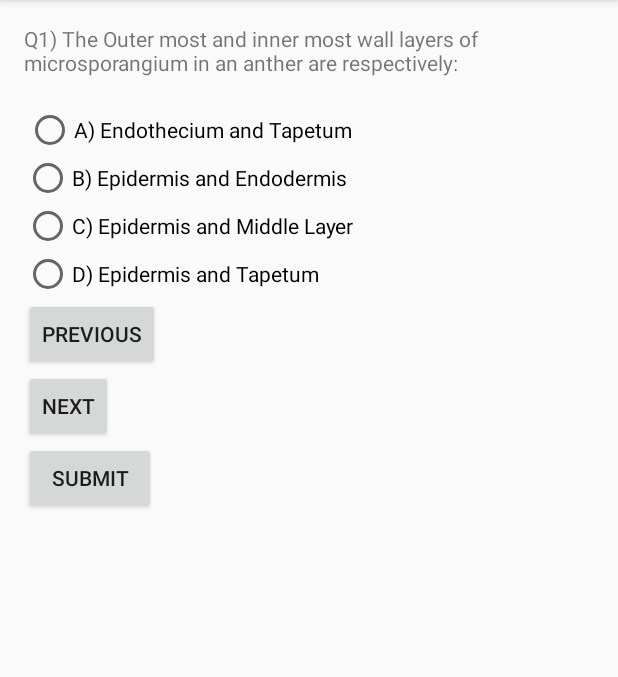
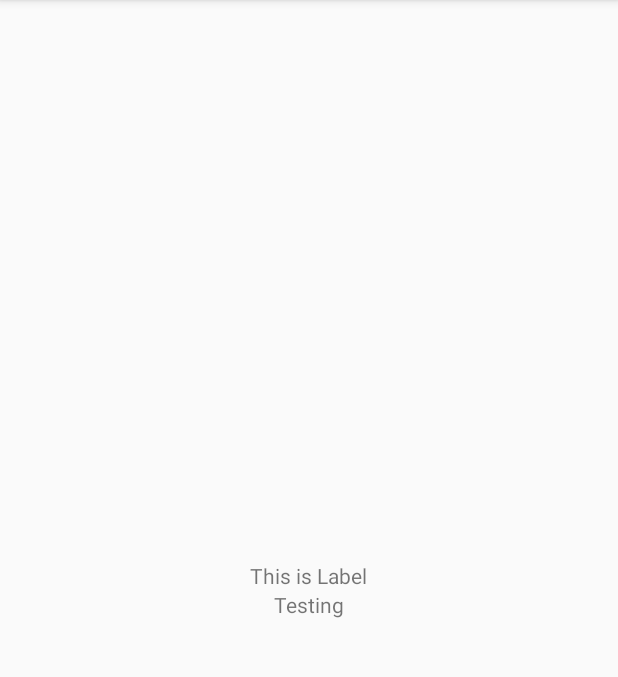
Before and after one commit to neeleshsharma/QuestionBank, an Android app: the screen it shows after launch (MainActivity before the commit, SubmitActivity after it), after a tap on "SUBMIT", on a phone screen of 412 x 824 dp, the part 84-761 px from its top. Run offline under Robolectric (Android 15) with nearby library versions, the phone set to English and light mode, and no system bars.

Commit message:
Third Commit: 8 Aug

```diff
--- a/app/src/main/AndroidManifest.xml
+++ b/app/src/main/AndroidManifest.xml
@@ -15,6 +15,7 @@
                 <category android:name="android.intent.category.LAUNCHER" />
             </intent-filter>
         </activity>
+        <activity android:name=".SubmitActivity"></activity>
     </application>
 
 </manifest>
--- a/app/src/main/java/com/ns/questionbank/DBHandler.java
+++ b/app/src/main/java/com/ns/questionbank/DBHandler.java
@@ -119,4 +119,5 @@ public class DBHandler extends SQLiteOpenHelper
         return questionbank;
     }
 
+
 }
--- a/app/src/main/java/com/ns/questionbank/MainActivity.java
+++ b/app/src/main/java/com/ns/questionbank/MainActivity.java
@@ -1,6 +1,7 @@
 package com.ns.questionbank;
 
 import android.content.DialogInterface;
+import android.content.Intent;
 import android.support.v7.app.AppCompatActivity;
 import android.os.Bundle;
 import android.util.Log;
@@ -16,7 +17,8 @@ import java.util.List;
 public class MainActivity extends AppCompatActivity implements View.OnClickListener{
 public int COUNT = 1;
     public int[] your_answer = new int[29];
-    public int MAXIMUM_QUESTIONS ;
+    public int[] correct_answer = new int[29];
+    public int MAXIMUM_QUESTIONS,final_score ;
     @Override
     protected void onCreate(Bundle savedInstanceState) {
         super.onCreate(savedInstanceState);
@@ -28,14 +30,7 @@ public int COUNT = 1;
         Button button_previous = (Button) findViewById(R.id.button_previous);
         Button button_submit = (Button) findViewById(R.id.button_submit);
         RadioGroup radiogroup = (RadioGroup)findViewById(R.id.radioGroup_question);
-        radiogroup.setOnCheckedChangeListener(new RadioGroup.OnCheckedChangeListener() {
-            @Override
-            public void onCheckedChanged(RadioGroup group, int checkedId) {
 
-
-
-            }
-        });
         button_next.setOnClickListener(this);
         button_previous.setOnClickListener(this);
         button_submit.setOnClickListener(this);
@@ -44,13 +39,13 @@ public int COUNT = 1;
 
         Log.d("Insert: ", "Inserting ..");
         db.addQuestionBank(new QuestionBank(1,2,
-                "Q1) The Outer most and inner most wall layers of microsporangium in an anther are respectively:",
-                "A) Endothecium and Tapetum",
-                "B) Epidermis and Endodermis",
-                "C) Epidermis and Middle Layer",
-                "D) Epidermis and Tapetum"));
+                "Q1)The Outer most and inner most wall layers of microsporangium in an anther are respectively:",
+                "A) Endothecium and Tapetum                  ",
+                "B) Epidermis and Endodermis                 ",
+                "C) Epidermis and Middle Layer               ",
+                "D) Epidermis and Tapetum                    "));
         db.addQuestionBank(new QuestionBank(2,2,
-                "Q2) During micosporogenesis meiosis occurs in :                                               ",
+                "Q2)During micosporogenesis meiosis occurs in :                                               ",
                 "A) Endothecium                        ",
                 "B) Microspore mother cell             ",
                 "C) Microspore tetrads                 ",
@@ -70,22 +65,26 @@ public int COUNT = 1;
         radioButton_option4.setText(questionbank.getOptionFour());
 
 
-        /* Commenting logic for getting all questions
+        // Commenting logic for getting all questions
         List<QuestionBank> questionBanks = db.getAllQuestion();
         for (QuestionBank questionBank : questionBanks) {
-            String log = "Number" + questionBank.getQuestionNumber() + questionBank.getQuestiontext()
+            String log = "Number" + questionBank.getQuestionNumber()
+                    +questionBank.getCorrectAnswer()
+                    + questionBank.getQuestiontext()
                     + questionBank.getOptionOne()
                     + questionBank.getOptionTwo()
                     + questionBank.getOptionThree()
                     + questionBank.getOptionFour();
             Log.d("Question", log);
-        } */
+        }
+
 
     }
 
     @Override
     public void onClick(View v) {
 
+        //submit_intent.putExtra("Ten");
 
         switch (v.getId()) {
                 case R.id.button_next:
@@ -94,7 +93,7 @@ public int COUNT = 1;
                     toast.show();
                     COUNT = COUNT +1;
                     if (COUNT >= MAXIMUM_QUESTIONS) COUNT = MAXIMUM_QUESTIONS;
-
+                    your_answer[COUNT] = GetAnswer(COUNT);
                     DisplayMCQ(COUNT);
                     break;
                 case R.id.button_previous:
@@ -104,7 +103,8 @@ public int COUNT = 1;
                     DisplayMCQ(COUNT);
                     break;
                 case R.id.button_submit:
-                    Log.d("Clicked Submit: ", "Clicked Submit");
+                    Intent submit_intent =  new Intent(this,SubmitActivity.class);
+                    startActivity(submit_intent);
                     break;
         }
     }
@@ -127,4 +127,19 @@ public int COUNT = 1;
         radioButton_option4.setText(questionbank.getOptionFour());
 
     }
+
+    public int GetAnswer(int question_number)
+    {
+       RadioGroup radiogroup_question = (RadioGroup)findViewById(R.id.radioGroup_question);
+       int selected_option = radiogroup_question.getCheckedRadioButtonId();
+        RadioButton radioButton = (RadioButton) findViewById(selected_option);
+        if (radioButton == (RadioButton)findViewById(R.id.radioButton_option1)) your_answer[question_number] = 1;
+        if (radioButton == (RadioButton)findViewById(R.id.radioButton_option2)) your_answer[question_number] = 2;
+        if (radioButton == (RadioButton)findViewById(R.id.radioButton_option3)) your_answer[question_number] = 3;
+        if (radioButton == (RadioButton)findViewById(R.id.radioButton_option4)) your_answer[question_number] = 4;
+
+        Toast toast = Toast.makeText(getApplicationContext(), "Your Option:" + String.valueOf(your_answer[question_number]), Toast.LENGTH_SHORT);
+        toast.show();
+        return your_answer[question_number];
+    }
 }
--- /dev/null
+++ b/app/src/main/java/com/ns/questionbank/SubmitActivity.java
@@ -0,0 +1,22 @@
+package com.ns.questionbank;
+
+import android.support.v7.app.AppCompatActivity;
+import android.os.Bundle;
+import android.view.ViewGroup;
+import android.widget.TextView;
+
+public class SubmitActivity extends AppCompatActivity {
+
+    @Override
+    protected void onCreate(Bundle savedInstanceState) {
+        super.onCreate(savedInstanceState);
+        setContentView(R.layout.activity_submit);
+
+        TextView textView_score = (TextView)findViewById(R.id.textView_score);
+        TextView textView_label_score = (TextView)findViewById(R.id.textView_label_score);
+        textView_label_score.setText("This is Label");
+        textView_score.setText("Testing");
+
+
+    }
+}
--- a/app/src/main/res/layout/activity_main.xml
+++ b/app/src/main/res/layout/activity_main.xml
@@ -41,8 +41,7 @@
                 android:layout_width="wrap_content"
                 android:layout_height="wrap_content"
                 android:text="New RadioButton"
-                android:id="@+id/radioButton_option1"
-                android:layout_gravity="center_horizontal" />
+                android:id="@+id/radioButton_option1" />
 
             <RadioButton
                 android:layout_width="wrap_content"
--- /dev/null
+++ b/app/src/main/res/layout/activity_submit.xml
@@ -0,0 +1,27 @@
+<?xml version="1.0" encoding="utf-8"?>
+<RelativeLayout xmlns:android="http://schemas.android.com/apk/res/android"
+    xmlns:tools="http://schemas.android.com/tools"
+    android:layout_width="match_parent"
+    android:layout_height="match_parent"
+    android:paddingBottom="@dimen/activity_vertical_margin"
+    android:paddingLeft="@dimen/activity_horizontal_margin"
+    android:paddingRight="@dimen/activity_horizontal_margin"
+    android:paddingTop="@dimen/activity_vertical_margin"
+    android:id="@+id/layout_submit"
+    tools:context="com.ns.questionbank.SubmitActivity">
+
+    <TextView
+        android:layout_width="wrap_content"
+        android:layout_height="wrap_content"
+        android:text="Score1"
+        android:id="@+id/textView_label_score"
+        android:layout_centerVertical="true"
+        android:layout_centerHorizontal="true" />
+
+    <TextView
+        android:layout_width="wrap_content"
+        android:layout_height="wrap_content"
+        android:id="@+id/textView_score"
+        android:layout_below="@+id/textView_label_score"
+        android:layout_centerHorizontal="true" />
+</RelativeLayout>
```
Also changed, not shown: app/src/main/res/layout/final_score.xml (deleted, +0 -18 lines).
